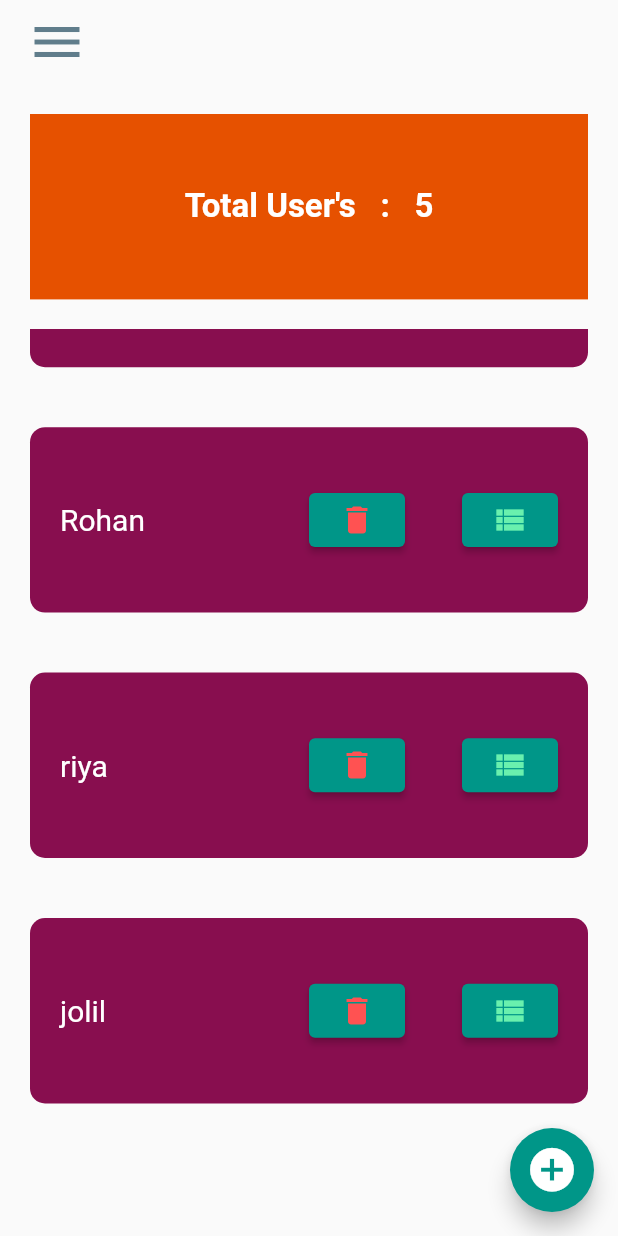
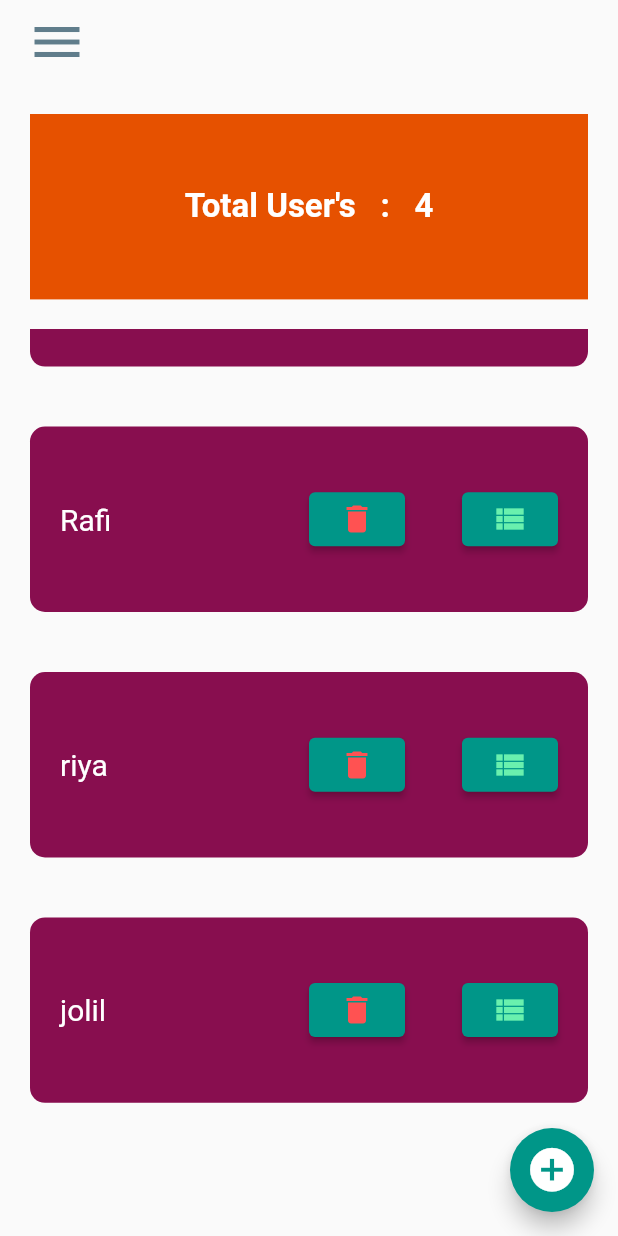
Before and after one commit to Tareq23/Flutter-TO-DO-App, a Flutter app: the screen it shows after launch, scrolled down 282 dp, after a tap on the "delete" icon, on a phone screen of 412 x 824 dp. Run offline on Flutter 3.47's test engine with Material 2 defaults, Android fonts, the phone set to English and light mode, and no system bars.

Commit message:
delete user from userList

```diff
--- a/lib/controller/user_controller.dart
+++ b/lib/controller/user_controller.dart
@@ -38,4 +38,10 @@ class UserController extends ChangeNotifier
     actionIndex = index;
   }
 
+  void deleteUser()
+  {
+    userList.removeAt(actionIndex!);
+    notifyListeners();
+  }
+
 }
--- a/lib/pages/home.dart
+++ b/lib/pages/home.dart
@@ -72,7 +72,7 @@ class _HomeAppState extends State<HomeApp> {
               itemCount: providerUserList.userList.length,
               scrollDirection: Axis.vertical,
               shrinkWrap: true,
-              physics: ScrollPhysics(),
+              physics: const ScrollPhysics(),
               itemBuilder: (context,index){
                 return Container(
                   margin: const EdgeInsets.all(20),
@@ -96,7 +96,10 @@ class _HomeAppState extends State<HomeApp> {
                         child: Row(
                           mainAxisAlignment: MainAxisAlignment.spaceBetween,
                           children: [
-                            ElevatedButton(onPressed: (){}, child: const Icon(Icons.delete,color: Colors.redAccent,)),
+                            ElevatedButton(onPressed: (){
+                              providerUserList.actionIndexSet(index);
+                              providerUserList.deleteUser();
+                            }, child: const Icon(Icons.delete,color: Colors.redAccent,)),
                             const SizedBox(width: 30,),
                             ElevatedButton(onPressed: (){
                               providerUserList.actionIndexSet(index);
```
